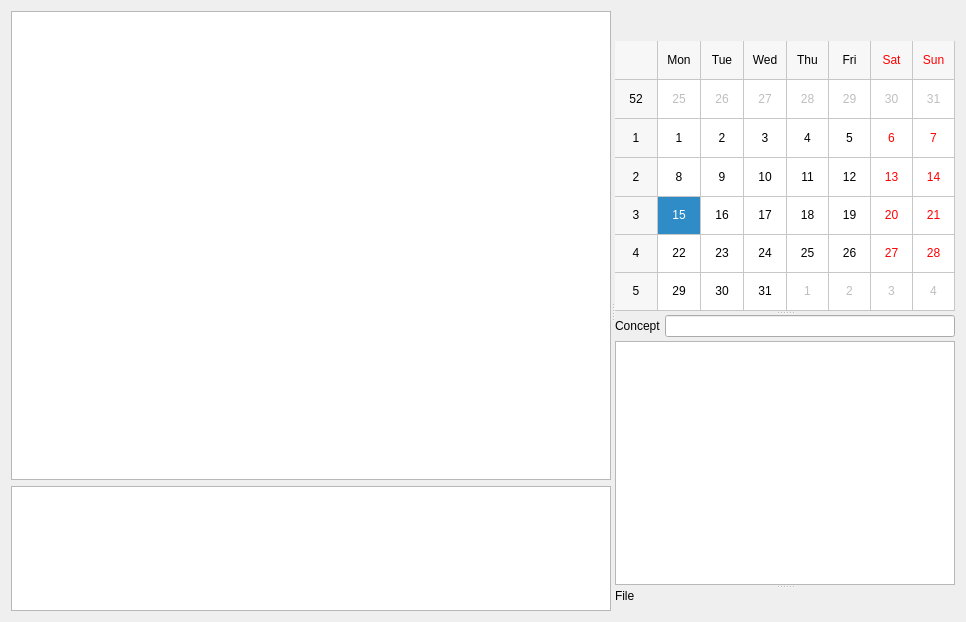
Holence/DongliTeahouseStudio2, file module/Ui_Diary.ui: the form before one commit.
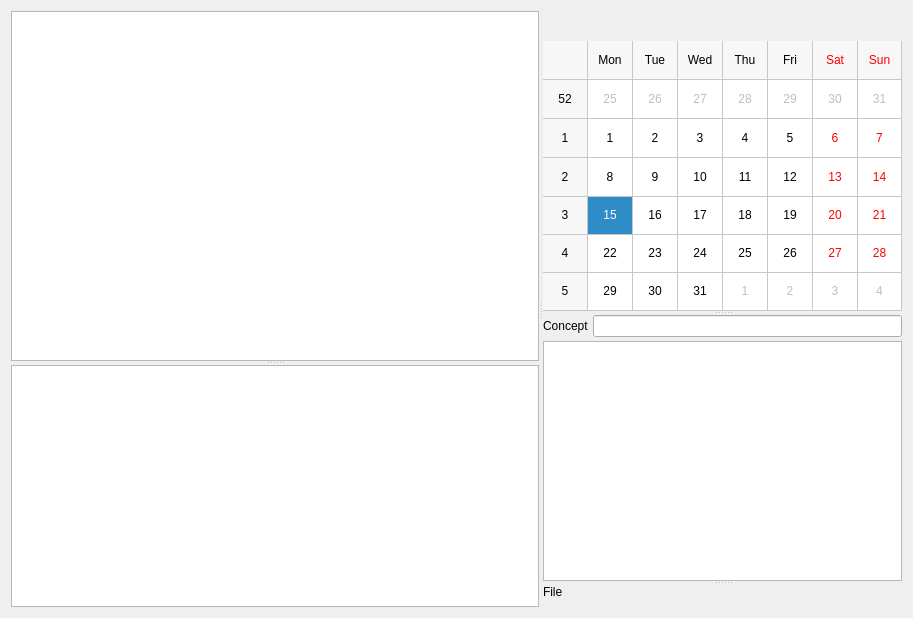
The form after the commit. Custom widgets are drawn as their Qt base class.

What changed in the file:
```diff
--- a/module/Ui_Diary.ui
+++ b/module/Ui_Diary.ui
@@ -6,7 +6,7 @@
    <rect>
     <x>0</x>
     <y>0</y>
-    <width>963</width>
+    <width>913</width>
     <height>618</height>
    </rect>
   </property>
@@ -24,7 +24,10 @@
        <number>0</number>
       </property>
       <widget class="QWidget" name="page_edit">
-       <layout class="QVBoxLayout" name="verticalLayout" stretch="15,4">
+       <layout class="QVBoxLayout" name="verticalLayout">
+        <property name="spacing">
+         <number>0</number>
+        </property>
         <property name="leftMargin">
          <number>0</number>
         </property>
@@ -38,18 +41,31 @@
          <number>0</number>
         </property>
         <item>
-         <widget class="TextList" name="textList">
-          <property name="minimumSize">
-           <size>
-            <width>600</width>
-            <height>400</height>
-           </size>
+         <widget class="QSplitter" name="splitter_left">
+          <property name="orientation">
+           <enum>Qt::Vertical</enum>
           </property>
+          <property name="childrenCollapsible">
+           <bool>false</bool>
+          </property>
+          <widget class="TextList" name="textList">
+           <property name="minimumSize">
+            <size>
+             <width>500</width>
+             <height>350</height>
+            </size>
+           </property>
+          </widget>
+          <widget class="DTPlainTextEdit" name="textEdit">
+           <property name="minimumSize">
+            <size>
+             <width>500</width>
+             <height>150</height>
+            </size>
+           </property>
+          </widget>
          </widget>
         </item>
-        <item>
-         <widget class="DTPlainTextEdit" name="textEdit"/>
-        </item>
        </layout>
       </widget>
       <widget class="QWidget" name="page_view">
@@ -73,8 +89,8 @@
          <widget class="MarkdownViewer" name="textViewer">
           <property name="minimumSize">
            <size>
-            <width>600</width>
-            <height>600</height>
+            <width>500</width>
+            <height>500</height>
            </size>
           </property>
           <property name="openExternalLinks">
@@ -85,7 +101,7 @@
        </layout>
       </widget>
      </widget>
-     <widget class="QSplitter" name="splitter">
+     <widget class="QSplitter" name="splitter_right">
       <property name="orientation">
        <enum>Qt::Vertical</enum>
       </property>
```
